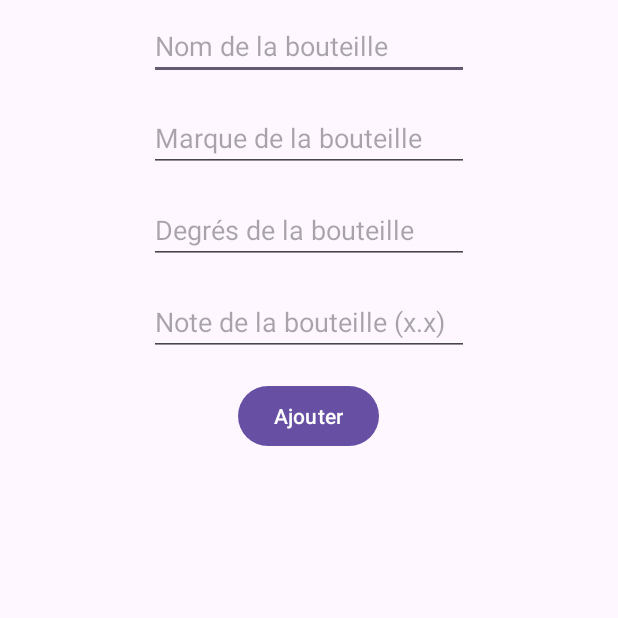
After one commit to EpYpaY/AndroidAPP_OpenAI, an Android app: the Add_element screen opened directly, with no data from a screen before it, on a phone screen of 412 x 824 dp, the top half of it. The commit adds this screen. Run offline under Robolectric (Android 15) with nearby library versions, the phone set to English and light mode, and no system bars; our stand-ins replace Firebase (no records; nobody signed in at launch, a user with empty details on screens opened directly); Roboto replaces fonts that are not available here.

Commit message:
App fonctionnelle terminée

```diff
--- a/app/build.gradle.kts
+++ b/app/build.gradle.kts
@@ -46,6 +46,7 @@ dependencies {
     implementation(platform("com.google.firebase:firebase-bom:32.7.0"))
     implementation("com.firebaseui:firebase-ui-database:8.0.2")
     implementation("androidx.paging:paging-runtime:3.2.1")
+    implementation("com.android.volley:volley:1.2.1")
 
 
     // TODO: Add the dependencies for Firebase products you want to use
--- a/app/src/main/AndroidManifest.xml
+++ b/app/src/main/AndroidManifest.xml
@@ -1,6 +1,8 @@
 <?xml version="1.0" encoding="utf-8"?>
 <manifest xmlns:android="http://schemas.android.com/apk/res/android"
     xmlns:tools="http://schemas.android.com/tools">
+
+    <uses-permission android:name="android.permission.INTERNET" />
 
     <application
         android:allowBackup="true"
@@ -12,6 +14,9 @@
         android:supportsRtl="true"
         android:theme="@style/Theme.Projet_Android"
         tools:targetApi="31">
+        <activity
+            android:name=".Add_element"
+            android:exported="false" />
         <activity
             android:name=".ListeResultats"
             android:exported="false" />
--- /dev/null
+++ b/app/src/main/java/com/example/projet_android/Add_element.java
@@ -0,0 +1,82 @@
+package com.example.projet_android;
+
+import static androidx.core.content.PackageManagerCompat.LOG_TAG;
+
+import androidx.annotation.NonNull;
+import androidx.appcompat.app.AppCompatActivity;
+
+import android.os.Bundle;
+import android.util.Log;
+import android.view.View;
+import android.widget.Button;
+import android.widget.TextView;
+
+import com.google.firebase.database.DataSnapshot;
+import com.google.firebase.database.DatabaseError;
+import com.google.firebase.database.DatabaseReference;
+import com.google.firebase.database.FirebaseDatabase;
+import com.google.firebase.database.ValueEventListener;
+
+import java.util.ArrayList;
+import java.util.List;
+
+public class Add_element extends AppCompatActivity {
+
+    private TextView newTitre;
+    private TextView newMarque;
+    private TextView newDegres;
+    private TextView newNote;
+    private Button addNew;
+    private DatabaseReference rootDatabaseRef;
+    private DatabaseReference childRhum;
+    private List<Rhum> mRhumEntries = new ArrayList<>();
+
+    @Override
+    protected void onCreate(Bundle savedInstanceState) {
+        super.onCreate(savedInstanceState);
+        setContentView(R.layout.activity_add_element);
+        newTitre = findViewById(R.id.Titre);
+        newDegres = findViewById(R.id.new_degres);
+        newNote = findViewById(R.id.new_note);
+        newMarque = findViewById(R.id.new_marque);
+        addNew = findViewById(R.id.add_new);
+        rootDatabaseRef = FirebaseDatabase.getInstance().getReference();
+        childRhum = rootDatabaseRef.child("Rhum"); //le .child permet d'ajouter dans l'objet défini (ici dans le 1)
+        childRhum.addValueEventListener(new ValueEventListener() {
+
+            @Override
+            public void onDataChange(@NonNull DataSnapshot snapshot) {
+                for (DataSnapshot rhumSnapshot : snapshot.getChildren()) {
+                    Rhum rhum = rhumSnapshot.getValue(Rhum.class);
+                    mRhumEntries.add(rhum);
+                }
+            }
+
+            @Override
+            public void onCancelled(@NonNull DatabaseError error) {
+                Log.d(LOG_TAG, error.getMessage());
+            }
+        });
+
+        addNew.setOnClickListener(new View.OnClickListener() {
+            @Override
+            public void onClick(View v) {
+                int ID = mRhumEntries.size() + 1;
+                String Titre = newTitre.getText().toString();
+                String Marque = newMarque.getText().toString();
+                String Degres = newDegres.getText().toString();
+                String Note = newNote.getText().toString();
+
+                String key = rootDatabaseRef.push().getKey();
+                rootDatabaseRef.child("Rhum").child(key).child("Degres").setValue(Degres);
+                rootDatabaseRef.child("Rhum").child(key).child("ID").setValue(ID);
+                rootDatabaseRef.child("Rhum").child(key).child("Marque").setValue(Marque);
+                rootDatabaseRef.child("Rhum").child(key).child("Note").setValue(Note);
+                rootDatabaseRef.child("Rhum").child(key).child("Titre").setValue(Titre);
+
+                finish();
+            }
+        });
+
+    }
+}
--- a/app/src/main/java/com/example/projet_android/MainActivity.java
+++ b/app/src/main/java/com/example/projet_android/MainActivity.java
@@ -128,6 +128,12 @@ public class MainActivity extends AppCompatActivity {
     }
 
     /*@Override
+    protected void onStop() {
+        super.onStop();
+        FirebaseAuth.getInstance().signOut();
+    }*/
+
+    /*@Override
     public void onStart() {
         super.onStart();
         FirebaseUser user = FirebaseAuth.getInstance().getCurrentUser();
--- /dev/null
+++ b/app/src/main/res/layout/activity_add_element.xml
@@ -0,0 +1,60 @@
+<?xml version="1.0" encoding="utf-8"?>
+<RelativeLayout xmlns:android="http://schemas.android.com/apk/res/android"
+    xmlns:app="http://schemas.android.com/apk/res-auto"
+    xmlns:tools="http://schemas.android.com/tools"
+    android:layout_width="match_parent"
+    android:layout_height="match_parent"
+    tools:context=".Add_element">
+
+    <EditText
+        android:id="@+id/Titre"
+        android:layout_width="wrap_content"
+        android:layout_height="wrap_content"
+        android:layout_centerHorizontal="true"
+        android:layout_margin="8dp"
+        android:ems="10"
+        android:hint="Nom de la bouteille"
+        android:inputType="text" />
+
+    <EditText
+        android:id="@+id/new_marque"
+        android:layout_width="wrap_content"
+        android:layout_height="wrap_content"
+        android:layout_below="@id/Titre"
+        android:layout_centerHorizontal="true"
+        android:layout_margin="8dp"
+        android:ems="10"
+        android:hint="Marque de la bouteille"
+        android:inputType="text" />
+
+    <EditText
+        android:id="@+id/new_degres"
+        android:layout_width="wrap_content"
+        android:layout_height="wrap_content"
+        android:layout_below="@id/new_marque"
+        android:layout_centerHorizontal="true"
+        android:layout_margin="8dp"
+        android:ems="10"
+        android:hint="Degrés de la bouteille"
+        android:inputType="text" />
+
+    <EditText
+        android:id="@+id/new_note"
+        android:layout_width="wrap_content"
+        android:layout_height="wrap_content"
+        android:layout_below="@id/new_degres"
+        android:layout_centerHorizontal="true"
+        android:layout_margin="8dp"
+        android:ems="10"
+        android:hint="Note de la bouteille (x.x)"
+        android:inputType="text" />
+
+    <Button
+        android:id="@+id/add_new"
+        android:layout_width="wrap_content"
+        android:layout_height="wrap_content"
+        android:layout_below="@id/new_note"
+        android:layout_centerHorizontal="true"
+        android:layout_margin="8dp"
+        android:text="Ajouter" />
+</RelativeLayout>
```
Also changed, not shown: app/src/main/java/com/example/projet_android/ListeResultats.java (+15 -8 lines), app/src/main/java/com/example/projet_android/OpenAI_Link.java (+125 -0 lines), app/src/main/res/layout/activity_liste_resultats.xml (+18 -7 lines), app/src/main/res/layout/activity_open_ai_link.xml (+15 -4 lines).
